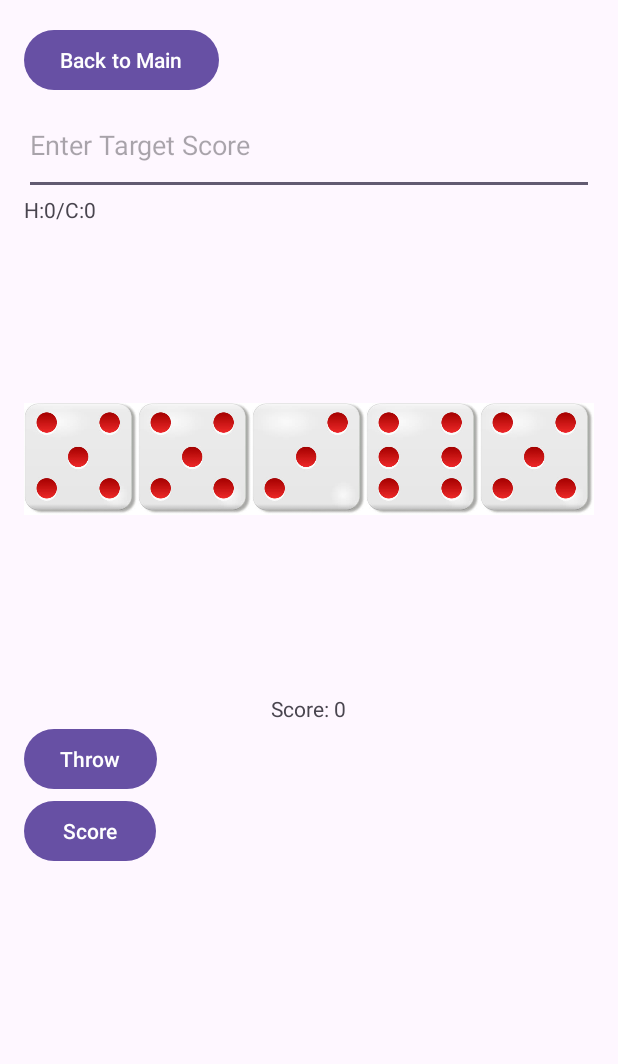
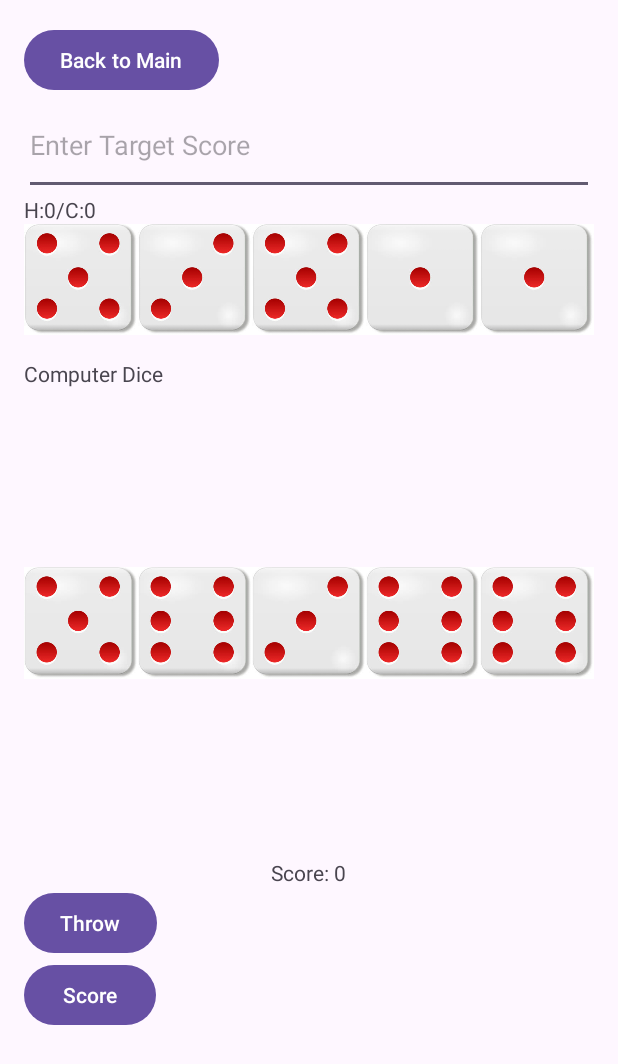
Before and after one commit to dayzcode/dicegame_cw, an Android app: the GameActivity screen opened directly, with no data from a screen before it, after a tap on "Throw", on a phone screen of 412 x 824 dp. Shown: the top 1064 px of the screen. Run offline under Robolectric (Android 15) with nearby library versions, the phone set to English and light mode, and no system bars.

Commit message:
updated for computer dice images

```diff
--- a/app/src/main/java/com/example/dicegame_cw/GameActivity.java
+++ b/app/src/main/java/com/example/dicegame_cw/GameActivity.java
@@ -11,13 +11,11 @@ import android.widget.EditText;
 import android.widget.ImageView;
 import android.widget.TextView;
 import java.util.Arrays;
-import android.widget.ImageView;
 
 import androidx.appcompat.app.AppCompatActivity;
 
 public class GameActivity extends AppCompatActivity {
 
-    private ImageView diceImage;
     private Button btnBackToMain;
     private Button btnThrow;
     private Button btnScore;
@@ -26,6 +24,11 @@ public class GameActivity extends AppCompatActivity {
     private ImageView diceImage3;
     private ImageView diceImage4;
     private ImageView diceImage5;
+    private ImageView computerDiceImage1;
+    private ImageView computerDiceImage2;
+    private ImageView computerDiceImage3;
+    private ImageView computerDiceImage4;
+    private ImageView computerDiceImage5;
     private TextView tvScore;
     private TextView tvWins;
     private Dice dice;
@@ -38,6 +41,7 @@ public class GameActivity extends AppCompatActivity {
     private boolean gameActive = true;
     private EditText etTargetScore;
     private int[] currentDiceValues = new int[5];
+    private int[] computerDiceValues = new int[5];
 
     @Override
     protected void onCreate(Bundle savedInstanceState) {
@@ -52,6 +56,11 @@ public class GameActivity extends AppCompatActivity {
         diceImage3 = findViewById(R.id.diceImage3);
         diceImage4 = findViewById(R.id.diceImage4);
         diceImage5 = findViewById(R.id.diceImage5);
+        computerDiceImage1 = findViewById(R.id.computerDiceImage1);
+        computerDiceImage2 = findViewById(R.id.computerDiceImage2);
+        computerDiceImage3 = findViewById(R.id.computerDiceImage3);
+        computerDiceImage4 = findViewById(R.id.computerDiceImage4);
+        computerDiceImage5 = findViewById(R.id.computerDiceImage5);
         tvScore = findViewById(R.id.tvScore);
         etTargetScore = findViewById(R.id.etTargetScore);
         tvWins = findViewById(R.id.tvWins);
@@ -79,10 +88,15 @@ public class GameActivity extends AppCompatActivity {
         if (gameActive && rollsRemaining > 0) {
             Log.d("YourTag", "Throw button clicked");
             rollsRemaining--;
+
+            // Simulate rolling 5 dice for the human player and the computer
             for (int i = 0; i < 5; i++) {
-                currentDiceValues[i] = rollDice(); // Simulate rolling a die
-                updateDiceImage(i, currentDiceValues[i]);
+                currentDiceValues[i] = rollDice(); // Simulate rolling a die for the human player
+                computerDiceValues[i] = rollDice(); // Simulate rolling a die for the computer
+                updateDiceImage(i, currentDiceValues[i], false); // Update human player's dice image
+                updateDiceImage(i, computerDiceValues[i], true);  // Update computer's dice image
             }
+
             if (rollsRemaining == 0) {
                 // Automatically update score after the maximum of 3 rolls
                 onScoreClick(view);
@@ -102,14 +116,34 @@ public class GameActivity extends AppCompatActivity {
             if (humanScore >= targetScore) {
                 showGameResult(true);
             } else {
-                computerTurn();
+                computerTurn(); // Trigger the computer's turn
             }
         }
     }
 
-    private void updateDiceImage(int diceValue, int currentDiceValue) {
+
+    private void updateDiceImage(int diceValue, int currentDiceValue, boolean isComputer) {
         String resourceName = "dice" + currentDiceValue;
         int resID = getResources().getIdentifier(resourceName, "drawable", getPackageName());
+        if (isComputer) {
+            switch (diceValue) {
+                case 0:
+                    computerDiceImage1.setImageResource(resID);
+                    break;
+                case 1:
+                    computerDiceImage2.setImageResource(resID);
+                    break;
+                case 2:
+                    computerDiceImage3.setImageResource(resID);
+                    break;
+                case 3:
+                    computerDiceImage4.setImageResource(resID);
+                    break;
+                case 4:
+                    computerDiceImage5.setImageResource(resID);
+                    break;
+            }
+        } else {
             switch (diceValue) {
                 case 0:
                     diceImage1.setImageResource(resID);
@@ -128,14 +162,16 @@ public class GameActivity extends AppCompatActivity {
                     break;
             }
         }
+    }
 
     private void computerTurn() {
         if (gameActive) {
             rollsRemaining = 3;
-            int[] computerDiceValues = new int[5];
+
+            // Simulate rolling 5 dice for the computer
             for (int i = 0; i < 5; i++) {
-                computerDiceValues[i] = rollDice(); // Simulate rolling a die for the computer
-                updateDiceImage(i, computerDiceValues[i]);
+                computerDiceValues[i] = rollDice();
+                updateDiceImage(i, computerDiceValues[i], true); // Update computer's dice image
             }
 
             int computerRoundScore = calculateScore(computerDiceValues);
@@ -169,6 +205,7 @@ public class GameActivity extends AppCompatActivity {
         computerScore = 0;
         rollsRemaining = 3;
         Arrays.fill(currentDiceValues, 0);
+        Arrays.fill(computerDiceValues, 0);
         gameActive = true;
         updateScore();
     }
--- a/app/src/main/res/layout/activity_newgame.xml
+++ b/app/src/main/res/layout/activity_newgame.xml
@@ -8,7 +8,6 @@
     android:orientation="vertical"
     android:padding="16dp"
     tools:context=".GameActivity">
-
 
     <!-- Button to go back to the main activity -->
     <Button
@@ -45,7 +44,8 @@
             android:layout_height="wrap_content"
             android:layout_weight="1"
             android:src="@drawable/dice1"
-            android:layout_gravity="center" />
+            android:layout_gravity="center"
+            android:adjustViewBounds="true" />
 
         <!-- Dice Image 2 -->
         <ImageView
@@ -54,7 +54,8 @@
             android:layout_height="wrap_content"
             android:layout_weight="1"
             android:src="@drawable/dice2"
-            android:layout_gravity="center" />
+            android:layout_gravity="center"
+            android:adjustViewBounds="true" />
 
         <!-- Dice Image 3 -->
         <ImageView
@@ -63,7 +64,8 @@
             android:layout_height="wrap_content"
             android:layout_weight="1"
             android:src="@drawable/dice3"
-            android:layout_gravity="center" />
+            android:layout_gravity="center"
+            android:adjustViewBounds="true" />
 
         <!-- Dice Image 4 -->
         <ImageView
@@ -72,7 +74,8 @@
             android:layout_height="wrap_content"
             android:layout_weight="1"
             android:src="@drawable/dice4"
-            android:layout_gravity="center" />
+            android:layout_gravity="center"
+            android:adjustViewBounds="true" />
 
         <!-- Dice Image 5 -->
         <ImageView
@@ -81,8 +84,68 @@
             android:layout_height="wrap_content"
             android:layout_weight="1"
             android:src="@drawable/dice5"
+            android:layout_gravity="center"
+            android:adjustViewBounds="true" />
+    </LinearLayout>
+    <!-- Computer Dice -->
+    <TextView
+        android:layout_width="wrap_content"
+        android:layout_height="wrap_content"
+        android:text="Computer Dice"
+        android:layout_marginTop="16dp" />
+
+    <!-- Container for computer dice images, arranged horizontally -->
+    <LinearLayout
+        android:layout_width="match_parent"
+        android:layout_height="wrap_content"
+        android:orientation="horizontal">
+
+        <!-- Dice Image 1 -->
+        <ImageView
+            android:id="@+id/computerDiceImage1"
+            android:layout_width="0dp"
+            android:layout_height="wrap_content"
+            android:layout_weight="1"
+            android:src="@drawable/dice1"
+            android:layout_gravity="center" />
+
+        <!-- Dice Image 2 -->
+        <ImageView
+            android:id="@+id/computerDiceImage2"
+            android:layout_width="0dp"
+            android:layout_height="wrap_content"
+            android:layout_weight="1"
+            android:src="@drawable/dice2"
+            android:layout_gravity="center" />
+
+        <!-- Dice Image 3 -->
+        <ImageView
+            android:id="@+id/computerDiceImage3"
+            android:layout_width="0dp"
+            android:layout_height="wrap_content"
+            android:layout_weight="1"
+            android:src="@drawable/dice3"
+            android:layout_gravity="center" />
+
+        <!-- Dice Image 4 -->
+        <ImageView
+            android:id="@+id/computerDiceImage4"
+            android:layout_width="0dp"
+            android:layout_height="wrap_content"
+            android:layout_weight="1"
+            android:src="@drawable/dice4"
+            android:layout_gravity="center" />
+
+        <!-- Dice Image 5 -->
+        <ImageView
+            android:id="@+id/computerDiceImage5"
+            android:layout_width="0dp"
+            android:layout_height="wrap_content"
+            android:layout_weight="1"
+            android:src="@drawable/dice5"
             android:layout_gravity="center" />
     </LinearLayout>
+
     <!-- Score display -->
     <TextView
         android:id="@+id/tvScore"
```
Lines whose indentation alone changed are shown as unchanged.
